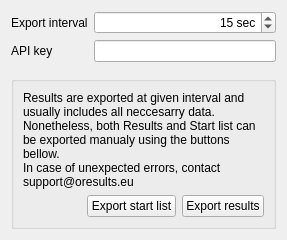
Qt form quickevent/app/quickevent/plugins/Event/src/services/oresultsclientwidget.ui (Quick-Event/quickbox) before a commit.
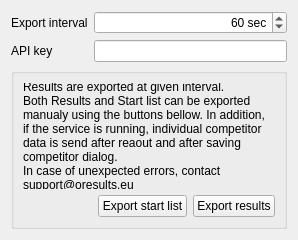
The same form after that commit.

Commit message:
feat(OResults): send runner data after readout or edit
useful to obtain runner stutus immediately after readout

What changed in the file:
```diff
--- a/quickevent/app/quickevent/plugins/Event/src/services/oresultsclientwidget.ui
+++ b/quickevent/app/quickevent/plugins/Event/src/services/oresultsclientwidget.ui
@@ -6,7 +6,7 @@
    <rect>
     <x>0</x>
     <y>0</y>
-    <width>287</width>
+    <width>298</width>
     <height>240</height>
    </rect>
   </property>
@@ -32,7 +32,7 @@
         <string> sec</string>
        </property>
        <property name="minimum">
-        <number>5</number>
+        <number>10</number>
        </property>
        <property name="maximum">
         <number>600</number>
@@ -41,7 +41,7 @@
         <number>5</number>
        </property>
        <property name="value">
-        <number>15</number>
+        <number>60</number>
        </property>
       </widget>
      </item>
@@ -66,8 +66,8 @@
       <item>
        <widget class="QLabel" name="label">
         <property name="text">
-         <string>Results are exported at given interval and usually includes all neccesarry data. 
-Nonetheless, both Results and Start list can be exported manualy using the buttons bellow.
+         <string>Results are exported at given interval.
+Both Results and Start list can be exported manualy using the buttons bellow. In addition, if the service is running, individual competitor data is send after reaout and after saving competitor dialog. 
 In case of unexpected errors, contact support@oresults.eu </string>
         </property>
         <property name="wordWrap">
```
Left out of the diff: 2 changed lines with no effect on the pictures. The commit also changes 4 other files.
